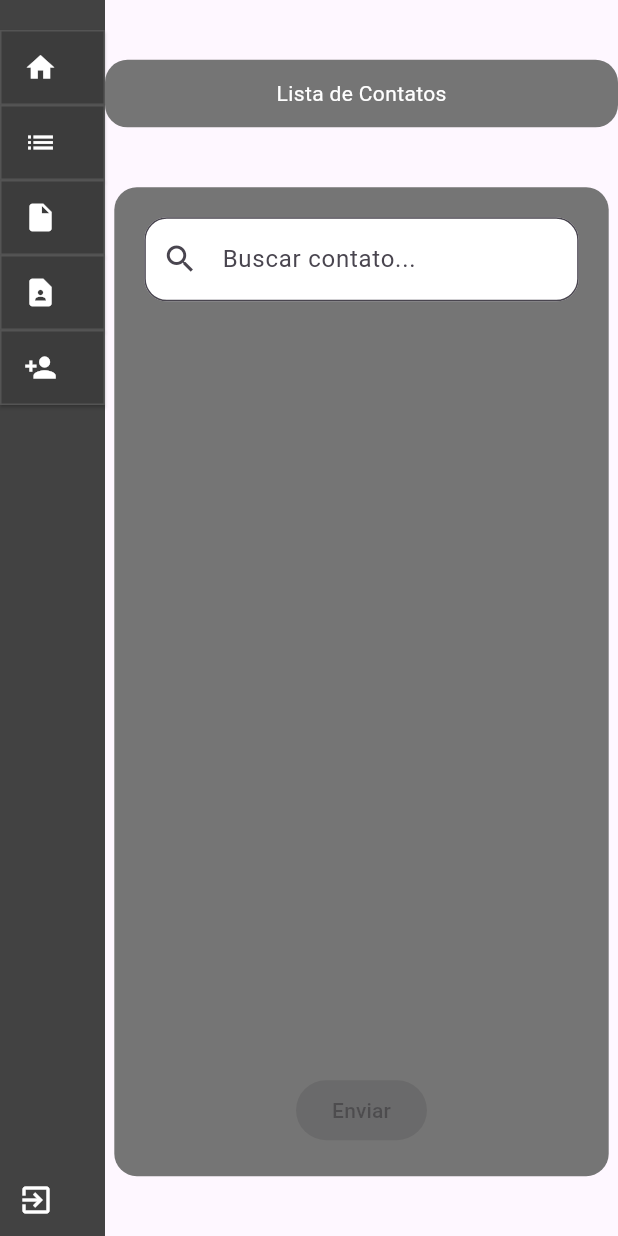
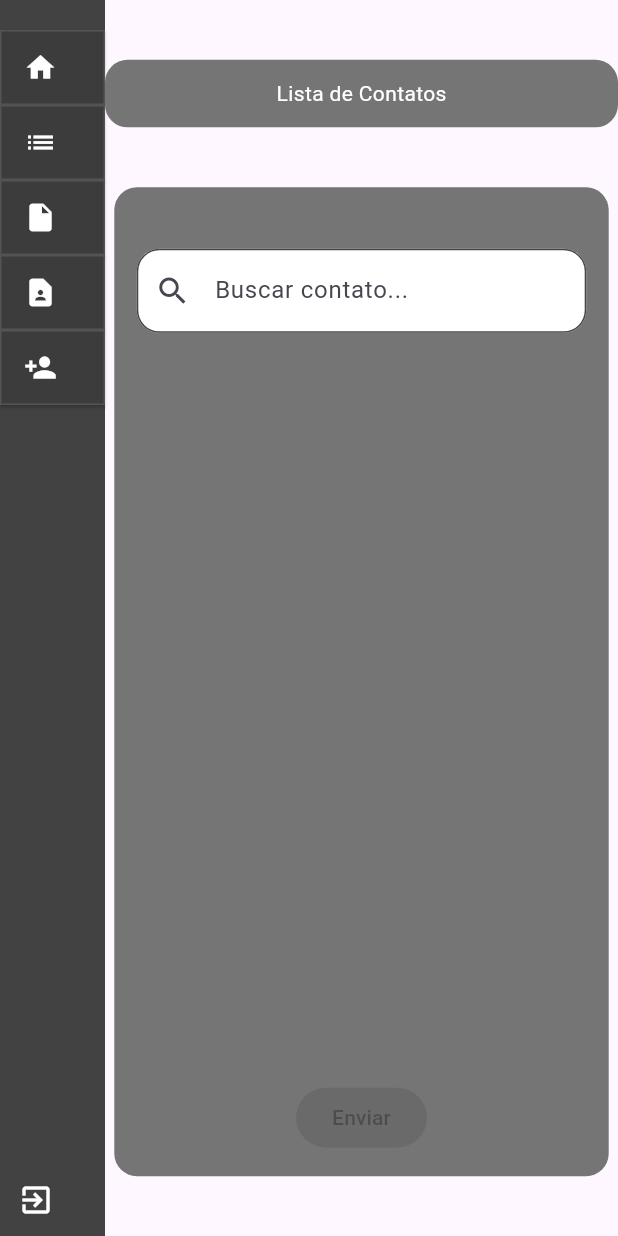
Before and after one commit to pereiraR3/Rota-Oeste-FrontEnd, a Flutter app: the TelaBuscaScreen screen opened directly with empty values, on a phone screen of 412 x 824 dp. Run offline on Flutter 3.47's test engine with Material 3 defaults, Android fonts, the phone set to English and light mode, and no system bars; our stand-ins replace flutter_svg, shared_preferences; accounts and stored records are empty; network calls fail.

Commit message:
faet: ajustes nas larguras

```diff
--- a/flutter_application_2/lib/telas/tela_busca.dart
+++ b/flutter_application_2/lib/telas/tela_busca.dart
@@ -223,7 +223,7 @@ Future<void> enviarRelacaoClienteChecklist(int clienteId, int checkListId) async
                 crossAxisAlignment: CrossAxisAlignment.center,
                 children: [
                   Container(
-                    width: 600,
+                    width: 850,
                     height: 45,
                     decoration: BoxDecoration(
                       borderRadius: BorderRadius.circular(15),
@@ -247,12 +247,14 @@ Future<void> enviarRelacaoClienteChecklist(int clienteId, int checkListId) async
                       color: Color.fromRGBO(117, 117, 117, 1),
                     ),
                     child: Padding(
-                      padding: const EdgeInsets.all(20.0),
+                      padding: const EdgeInsets.all(15.0),
                       child: Column(
                         children: [
                           // Campo de busca dentro do container
                           Container(
-                            width: 500,
+                            width: 850,
+                              margin: EdgeInsets.symmetric(vertical: 26), // Margem horizontal
+
                             child: TextField(
                               controller: _searchController,
                               decoration: InputDecoration(
@@ -330,14 +332,14 @@ DropdownButton<String>(
         )
       : Icon(Icons.arrow_drop_down, color: Colors.white), // Ícone em telas menores
   value: _selectedItems[index],
-  dropdownColor: Colors.grey[800],
+  dropdownColor: const Color.fromARGB(255, 213, 216, 19),
   isExpanded: false, // Mantém o dropdown menor
   items: dropdownItems.map((String item) {
     return DropdownMenuItem<String>(
       value: item,
       child: ConstrainedBox(
         constraints: BoxConstraints(
-          maxWidth: MediaQuery.of(context).size.width * 0.3, // Define uma largura máxima
+          maxWidth: MediaQuery.of(context).size.width * 0.2, // Define uma largura máxima
         ),
         child: Text(
           item,
@@ -365,7 +367,9 @@ DropdownButton<String>(
                               },
                             ),
                           ),
-                          ElevatedButton(
+                         Container(
+  margin: EdgeInsets.only(top: 32), // Adiciona uma margem maior no topo
+  child:  ElevatedButton(
                             onPressed: _verificarSelecaoValida() ? (){
                               List<Map<String, int>> relacoes = obterRelacoesClientesChecklists();
 
@@ -382,7 +386,8 @@ DropdownButton<String>(
                                   const Color.fromRGBO(240, 231, 16, 1),
                             ),
                           )
-                        ],
+                          ),
+                        ]
                       ),
                     ),
                   ),
--- a/flutter_application_2/lib/telas/tela_cadastro_cliente.dart
+++ b/flutter_application_2/lib/telas/tela_cadastro_cliente.dart
@@ -124,6 +124,7 @@ class _TelaCadastroClienteState extends State<TelaCadastroCliente> {
                     child: Column(
                       children: [
                         Container(
+
                           padding: EdgeInsets.all(5),
                           child: Text(
                             "Nome:",
@@ -136,10 +137,11 @@ class _TelaCadastroClienteState extends State<TelaCadastroCliente> {
                           ),
                         ),
                         SizedBox(
-                          width: 250,
+                          width: 600,
                           child: TextField(
                             controller: _nomeController,
                             decoration: InputDecoration(
+
                               filled: true,
                               fillColor: const Color.fromRGBO(240, 231, 16, 80),
                               hintText: "Digite o nome",
@@ -162,7 +164,7 @@ class _TelaCadastroClienteState extends State<TelaCadastroCliente> {
                           ),
                         ),
                         SizedBox(
-                          width: 250,
+                          width: 600,
                           child: TextField(
                             controller: _telefoneController,
                             decoration: InputDecoration(
```
